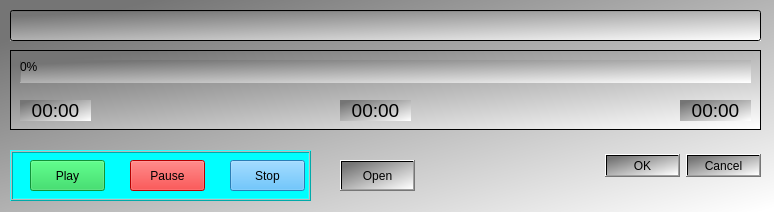
Before: the Qt Designer form AdjRaspi5qtSynthApp_1/Dialog_MidiPlayer.ui in nahumbudin/AdjRaspi5qtSynthApp_1, drawn with Qt 5.
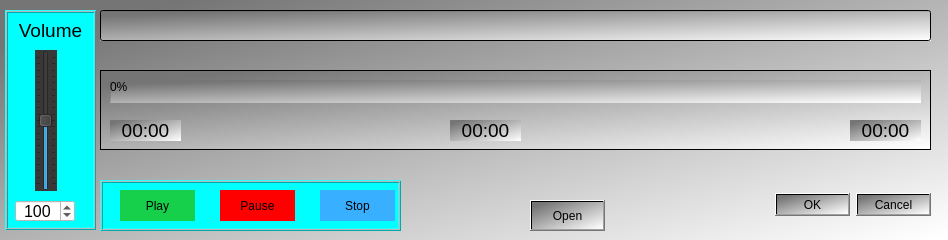
After: the same form once the commit is applied.

Commit message: Added MIDI mapper handling of allocating channels to instruments.

```diff
--- a/AdjRaspi5qtSynthApp_1/Dialog_MidiPlayer.ui
+++ b/AdjRaspi5qtSynthApp_1/Dialog_MidiPlayer.ui
@@ -6,8 +6,8 @@
    <rect>
     <x>0</x>
     <y>0</y>
-    <width>774</width>
-    <height>212</height>
+    <width>948</width>
+    <height>240</height>
    </rect>
   </property>
   <property name="windowTitle">
@@ -20,10 +20,10 @@
   <widget class="QDialogButtonBox" name="buttonBox">
    <property name="geometry">
     <rect>
-     <x>600</x>
-     <y>150</y>
+     <x>770</x>
+     <y>180</y>
      <width>161</width>
-     <height>32</height>
+     <height>50</height>
     </rect>
    </property>
    <property name="orientation">
@@ -36,8 +36,8 @@
   <widget class="QPushButton" name="pushButton_MidiPlayerOpenFile">
    <property name="geometry">
     <rect>
-     <x>340</x>
-     <y>160</y>
+     <x>530</x>
+     <y>200</y>
      <width>75</width>
      <height>31</height>
     </rect>
@@ -49,9 +49,9 @@
   <widget class="QLineEdit" name="lineEdit_MidiPlayeFileName">
    <property name="geometry">
     <rect>
-     <x>10</x>
+     <x>100</x>
      <y>10</y>
-     <width>751</width>
+     <width>831</width>
      <height>31</height>
     </rect>
    </property>
@@ -67,8 +67,8 @@
   <widget class="QFrame" name="frame">
    <property name="geometry">
     <rect>
-     <x>10</x>
-     <y>150</y>
+     <x>100</x>
+     <y>180</y>
      <width>301</width>
      <height>51</height>
     </rect>
@@ -95,7 +95,7 @@
      </rect>
     </property>
     <property name="styleSheet">
-     <string notr="true">background-color: rgb(57, 176, 255);</string>
+     <string notr="true">background-color: rgb(57, 176, 255);border: none;</string>
     </property>
     <property name="text">
      <string>Stop</string>
@@ -111,7 +111,7 @@
      </rect>
     </property>
     <property name="styleSheet">
-     <string notr="true">background-color: rgb(255, 0, 0);</string>
+     <string notr="true">background-color: rgb(255, 0, 0);border: none;</string>
     </property>
     <property name="text">
      <string>Pause</string>
@@ -127,7 +127,7 @@
      </rect>
     </property>
     <property name="styleSheet">
-     <string notr="true">background-color: rgb(22, 207, 75);</string>
+     <string notr="true">background-color: rgb(22, 207, 75); border: none;</string>
     </property>
     <property name="text">
      <string>Play</string>
@@ -137,9 +137,9 @@
   <widget class="QFrame" name="frame_2">
    <property name="geometry">
     <rect>
-     <x>10</x>
-     <y>50</y>
-     <width>751</width>
+     <x>100</x>
+     <y>70</y>
+     <width>831</width>
      <height>80</height>
     </rect>
    </property>
@@ -154,7 +154,7 @@
      <rect>
       <x>10</x>
       <y>10</y>
-      <width>731</width>
+      <width>811</width>
       <height>23</height>
      </rect>
     </property>
@@ -189,7 +189,7 @@
    <widget class="QLabel" name="label_MidiPlayerSongRemainingPlayingTime">
     <property name="geometry">
      <rect>
-      <x>330</x>
+      <x>350</x>
       <y>50</y>
       <width>71</width>
       <height>21</height>
@@ -210,7 +210,7 @@
    <widget class="QLabel" name="label_MidiPlayerSongTotalPlayingTime">
     <property name="geometry">
      <rect>
-      <x>670</x>
+      <x>750</x>
       <y>50</y>
       <width>71</width>
       <height>21</height>
@@ -229,6 +229,104 @@
     </property>
    </widget>
   </widget>
+  <widget class="QFrame" name="frame_3">
+   <property name="geometry">
+    <rect>
+     <x>5</x>
+     <y>10</y>
+     <width>91</width>
+     <height>220</height>
+    </rect>
+   </property>
+   <property name="styleSheet">
+    <string notr="true">background-color: rgb(0, 255, 255);</string>
+   </property>
+   <property name="frameShape">
+    <enum>QFrame::Box</enum>
+   </property>
+   <property name="frameShadow">
+    <enum>QFrame::Raised</enum>
+   </property>
+   <property name="midLineWidth">
+    <number>1</number>
+   </property>
+   <widget class="QLabel" name="label_12">
+    <property name="geometry">
+     <rect>
+      <x>10</x>
+      <y>10</y>
+      <width>71</width>
+      <height>21</height>
+     </rect>
+    </property>
+    <property name="font">
+     <font>
+      <pointsize>14</pointsize>
+     </font>
+    </property>
+    <property name="text">
+     <string>Volume</string>
+    </property>
+    <property name="alignment">
+     <set>Qt::AlignCenter</set>
+    </property>
+   </widget>
+   <widget class="QSpinBox" name="spinBox_MidiPlayer_Volume">
+    <property name="geometry">
+     <rect>
+      <x>10</x>
+      <y>190</y>
+      <width>60</width>
+      <height>22</height>
+     </rect>
+    </property>
+    <property name="font">
+     <font>
+      <pointsize>12</pointsize>
+     </font>
+    </property>
+    <property name="styleSheet">
+     <string notr="true">background-color: rgb(255, 255, 255);</string>
+    </property>
+    <property name="alignment">
+     <set>Qt::AlignCenter</set>
+    </property>
+    <property name="maximum">
+     <number>200</number>
+    </property>
+    <property name="value">
+     <number>100</number>
+    </property>
+   </widget>
+   <widget class="QSlider" name="verticalSlider_MidiPlayer_Volume">
+    <property name="geometry">
+     <rect>
+      <x>30</x>
+      <y>40</y>
+      <width>22</width>
+      <height>141</height>
+     </rect>
+    </property>
+    <property name="styleSheet">
+     <string notr="true">background-color: rgb(56, 56, 56);</string>
+    </property>
+    <property name="maximum">
+     <number>200</number>
+    </property>
+    <property name="value">
+     <number>100</number>
+    </property>
+    <property name="orientation">
+     <enum>Qt::Vertical</enum>
+    </property>
+    <property name="tickPosition">
+     <enum>QSlider::TicksBothSides</enum>
+    </property>
+   </widget>
+   <zorder>label_12</zorder>
+   <zorder>verticalSlider_MidiPlayer_Volume</zorder>
+   <zorder>spinBox_MidiPlayer_Volume</zorder>
+  </widget>
   <zorder>frame_2</zorder>
   <zorder>frame</zorder>
   <zorder>buttonBox</zorder>
```
Left out of the diff: 1 changed line with no effect on the pictures. The commit also changes 183 other files.
